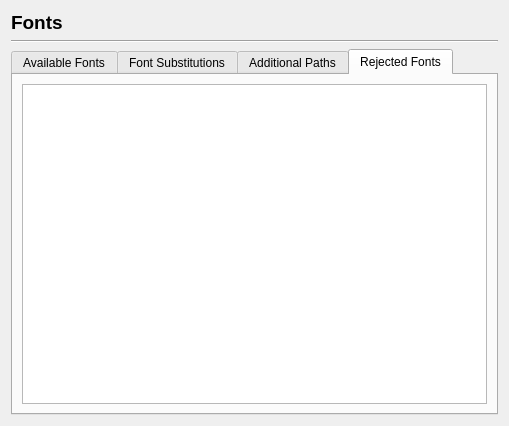
aoloe/scribus, file scribus/ui/prefs_fontsbase.ui: the form before one commit.
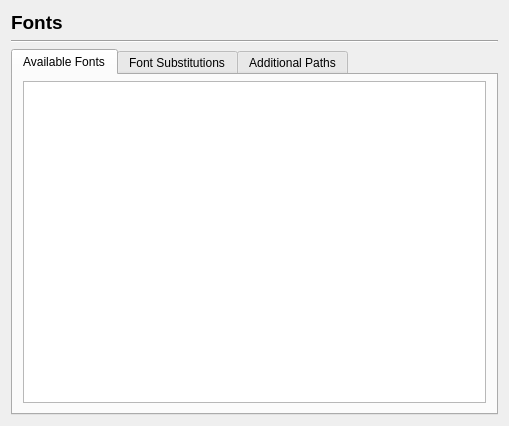
The form after the commit. The open tabs and pages were chosen to show the change. Custom widgets are drawn as their Qt base class.

Commit message: undo the changes for the fonts rejected list

What changed in the file:
```diff
--- a/scribus/ui/prefs_fontsbase.ui
+++ b/scribus/ui/prefs_fontsbase.ui
@@ -186,16 +186,6 @@
        </item>
       </layout>
      </widget>
-     <widget class="QWidget" name="rejectedFontsTab">
-      <attribute name="title">
-       <string>Rejected Fonts</string>
-      </attribute>
-      <layout class="QGridLayout" name="gridLayout">
-       <item row="0" column="0">
-        <widget class="QListWidget" name="fontsRejectedLstWidget"/>
-       </item>
-      </layout>
-     </widget>
     </widget>
    </item>
   </layout>
```
The commit also changes 1 other file.
